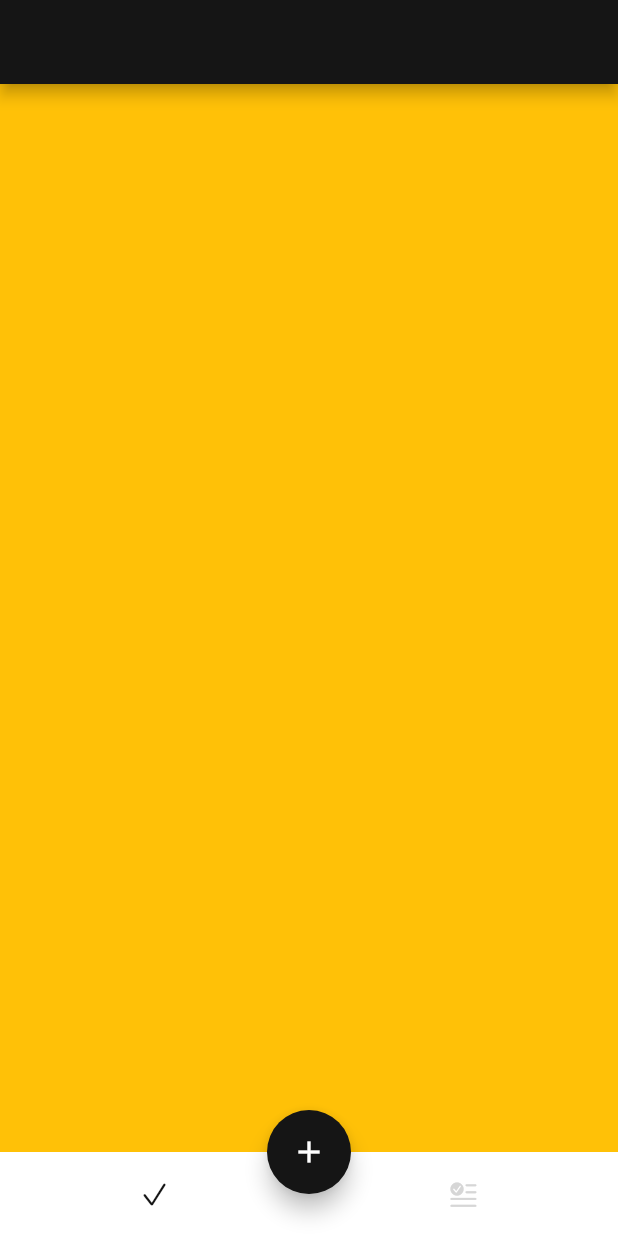
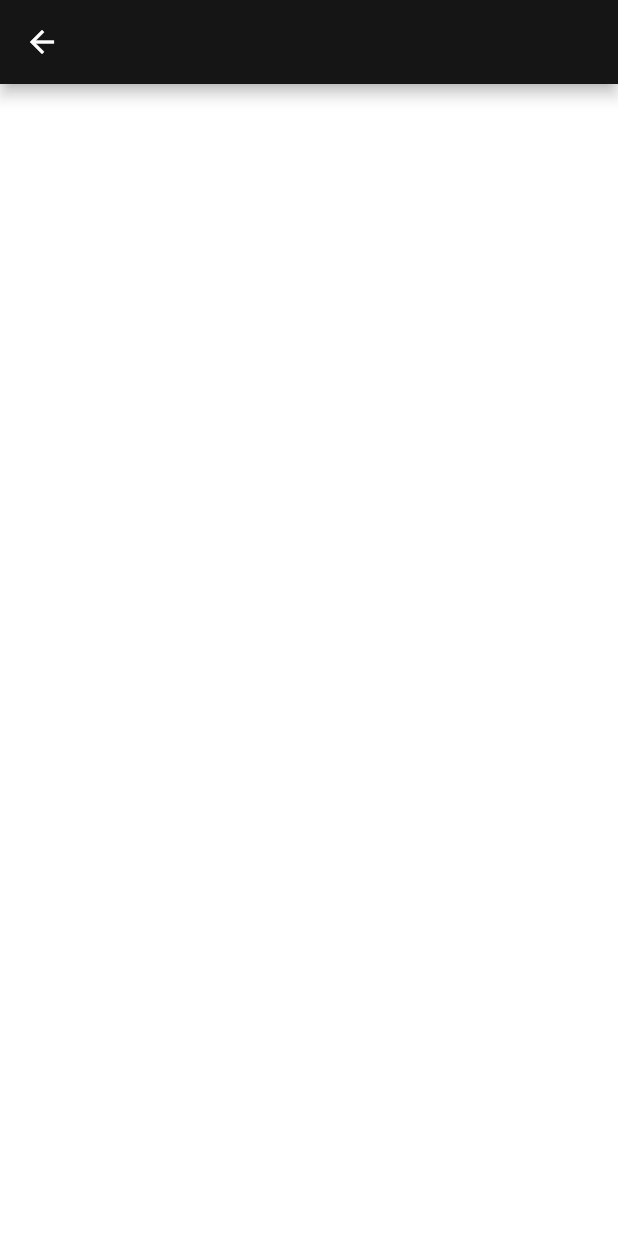
Before and after one commit to wogks/yakmu, a Flutter app: the screen it shows after launch, after a tap on the "add" icon, on a phone screen of 412 x 824 dp. Run offline on Flutter 3.47's test engine with Material 2 defaults, Android fonts, the phone set to English and light mode, and no system bars.

Commit message:
Feat: homepage 가독성을 위한 코드 함수화

```diff
--- a/lib/presentation/add_page/add_page.dart
+++ b/lib/presentation/add_page/add_page.dart
@@ -0,0 +1,13 @@
+import 'package:flutter/material.dart';
+
+
+class AddPage extends StatelessWidget {
+  const AddPage({super.key});
+
+  @override
+  Widget build(BuildContext context) {
+    return Scaffold(
+      appBar: AppBar(),
+    );
+  }
+}
--- a/lib/presentation/home_page/home_page.dart
+++ b/lib/presentation/home_page/home_page.dart
@@ -1,3 +1,6 @@
+import 'package:alyak/presentation/add_page/add_page.dart';
+import 'package:alyak/presentation/history_page/history_page.dart';
+import 'package:alyak/presentation/today_page/today_page.dart';
 import 'package:alyak/util/dory_colors.dart';
 import 'package:flutter/cupertino.dart';
 import 'package:flutter/material.dart';
@@ -12,12 +15,8 @@ class HomePage extends StatefulWidget {
 class _HomePageState extends State<HomePage> {
   int _currentIndex = 0;
   final _pages = [
-    Container(
-      color: Colors.amber,
-    ),
-    Container(
-      color: Colors.blue,
-    ),
+    const TodayPage(),
+    const HistoryPage(),
   ];
 
   @override
@@ -30,12 +29,17 @@ class _HomePageState extends State<HomePage> {
           appBar: AppBar(),
           body: _pages[_currentIndex],
           floatingActionButton: FloatingActionButton(
-            child: const Icon(Icons.add),
-            onPressed: () {},
-          ),
+              onPressed: _onAddMedicine, child: const Icon(Icons.add)),
           floatingActionButtonLocation:
               FloatingActionButtonLocation.centerDocked,
-          bottomNavigationBar: BottomAppBar(
+          bottomNavigationBar: _buildBottomAppbar(),
+        ),
+      ),
+    );
+  }
+
+  BottomAppBar _buildBottomAppbar() {
+    return BottomAppBar(
       elevation: 0,
       child: Container(
         height: kBottomNavigationBarHeight,
@@ -51,30 +55,36 @@ class _HomePageState extends State<HomePage> {
                     : Colors.grey[350],
               ),
               onPressed: () {
-                      setState(() {
-                        _currentIndex = 0;
-                      });
+                _onCurrentPage(0);
               },
             ),
             CupertinoButton(
+              onPressed: () {
+                _onCurrentPage(1);
+              },
               child: Icon(
                 CupertinoIcons.text_badge_checkmark,
                 color: _currentIndex == 1
                     ? DoryColors.primaryColor
                     : Colors.grey[350],
               ),
-                    onPressed: () {
-                      setState(() {
-                        _currentIndex = 1;
-                      });
-                    },
             ),
           ],
         ),
       ),
-          ),
-        ),
-      ),
+    );
+  }
+
+  void _onCurrentPage(int pageIndex) {
+    setState(() {
+      _currentIndex = pageIndex;
+    });
+  }
+
+  _onAddMedicine() {
+    Navigator.push(
+      context,
+      MaterialPageRoute(builder: (context) => const AddPage()),
     );
   }
 }
--- /dev/null
+++ b/lib/presentation/today_page/today_page.dart
@@ -0,0 +1,14 @@
+import 'package:flutter/material.dart';
+import 'package:flutter/src/widgets/container.dart';
+import 'package:flutter/src/widgets/framework.dart';
+
+class TodayPage extends StatelessWidget {
+  const TodayPage({super.key});
+
+  @override
+  Widget build(BuildContext context) {
+    return Container(
+      color: Colors.amber,
+    );
+  }
+}
```
Also changed, not shown: lib/presentation/history_page/history_page.dart (added, +14 -0 lines). Lines whose indentation alone changed are shown as unchanged.
